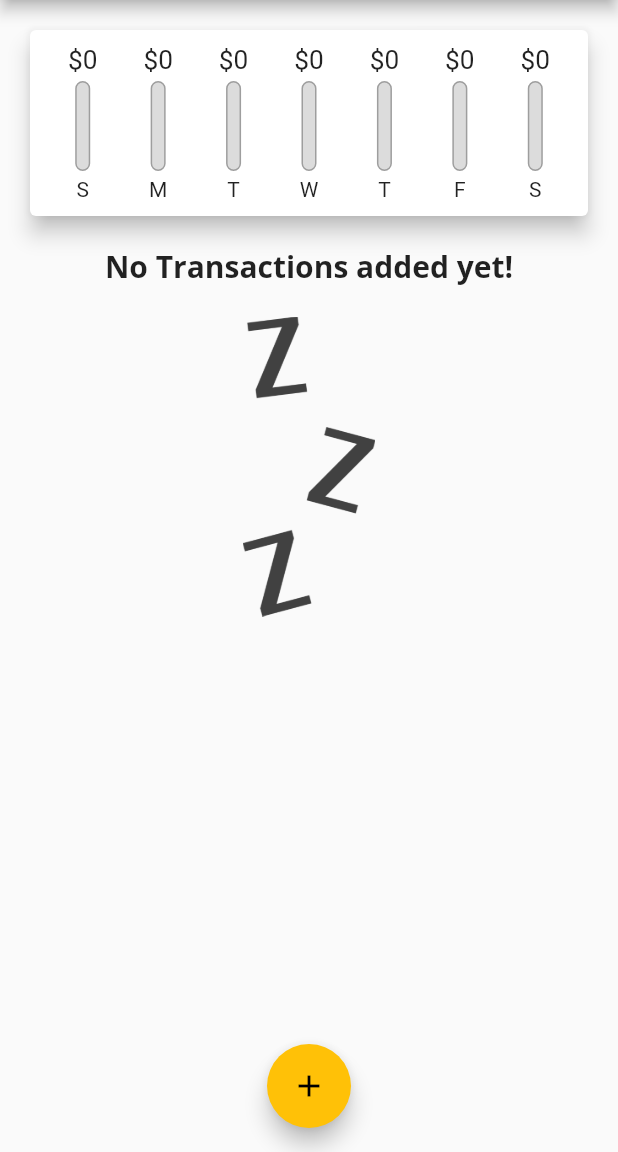
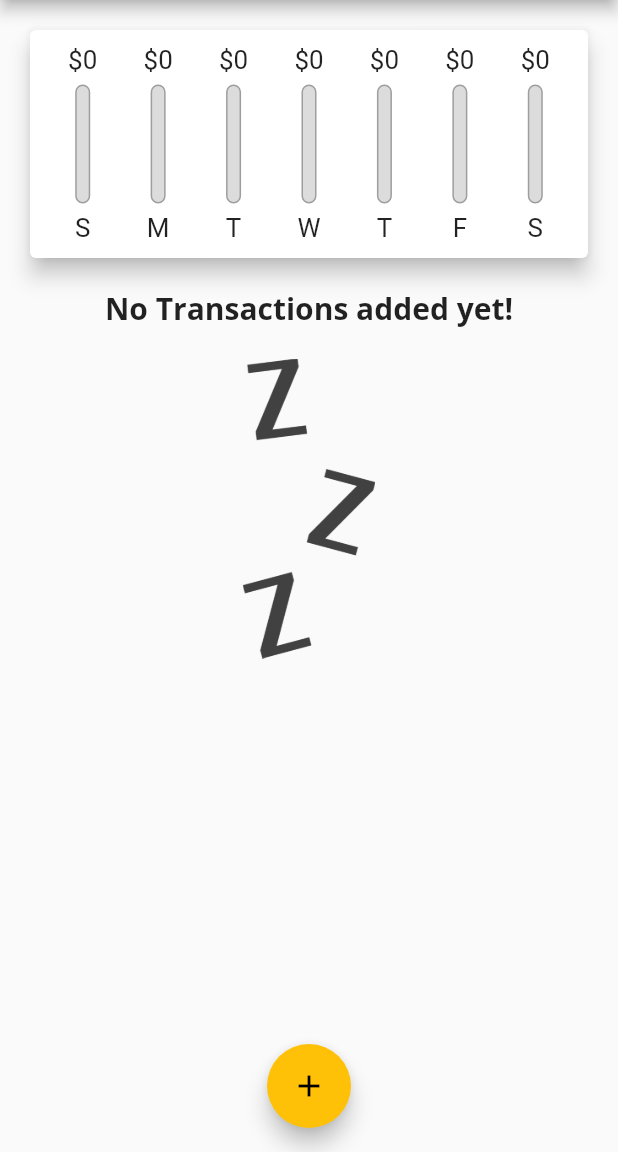
Before and after one commit to mcastre1/expense_planner_flutter, a Flutter app: the screen it shows after launch, on a phone screen of 412 x 824 dp, the part 84-1236 px from its top. Run offline on Flutter 3.47's test engine with Material 2 defaults, Android fonts, the phone set to English and light mode, and no system bars.

Commit message:
Responsiveness

```diff
--- a/lib/main.dart
+++ b/lib/main.dart
@@ -94,22 +94,24 @@ class _MyHomePageState extends State<MyHomePage> {
 
   @override
   Widget build(BuildContext context) {
-    return Scaffold(
-      appBar: AppBar(
+    final appBar = AppBar(
         title: Text("Personal Expenses"),
         actions: [
           IconButton(
               onPressed: () => startAddNewTransaction(context),
               icon: Icon(Icons.add)) // Button on app bar!
         ],
-      ),
+      );
+
+    return Scaffold(
+      appBar: appBar,
       body: SingleChildScrollView(
         child: Column(
           mainAxisAlignment: MainAxisAlignment.start,
           crossAxisAlignment: CrossAxisAlignment.stretch,
           children: <Widget>[
-            Chart(_recentTransactions),
-            TransactionList(_transactions, _deleteTransaction),
+            Container(height: (MediaQuery.of(context).size.height - appBar.preferredSize.height - MediaQuery.of(context).padding.top) * .25, child: Chart(_recentTransactions)),
+            Container(height: (MediaQuery.of(context).size.height - appBar.preferredSize.height - MediaQuery.of(context).padding.top) * .75, child: TransactionList(_transactions, _deleteTransaction)),
           ],
         ),
       ),
--- a/lib/widgets/chart.dart
+++ b/lib/widgets/chart.dart
@@ -20,8 +20,6 @@ class Chart extends StatelessWidget {
           totalSum += _transactions[i].amount;
         }
       }
-      print(DateFormat.E().format(weekDay));
-      print(totalSum);
 
       return {
         'day': DateFormat.E().format(weekDay).substring(0, 1),
@@ -38,8 +36,9 @@ class Chart extends StatelessWidget {
 
   @override
   Widget build(BuildContext context) {
-    print(groupedTransactionValues);
-    return Card(
+
+    return Container(
+      child: Card(
         elevation: 6,
         margin: EdgeInsets.all(20),
         child: Padding(
@@ -59,6 +58,7 @@ class Chart extends StatelessWidget {
             }).toList(),
           ),
         ),
+      ),
     );
   }
 }
--- a/lib/widgets/chart_bar.dart
+++ b/lib/widgets/chart_bar.dart
@@ -9,19 +9,21 @@ class ChartBar extends StatelessWidget {
 
   @override
   Widget build(BuildContext context) {
+    return LayoutBuilder(
+      builder: (ctx, constraint) {
         return Column(
           children: [
             Container(
-          height: 20,
+              height: constraint.maxHeight * 0.15,
               child: FittedBox(
                 child: Text('\$${spendingAmount.toStringAsFixed(0)}'),
               ),
             ),
             SizedBox(
-          height: 4,
+              height: constraint.maxHeight * .05,
             ),
             Container(
-          height: 60,
+              height: constraint.maxHeight * 0.6,
               width: 10,
               child: Stack(
                 children: [
@@ -45,10 +47,16 @@ class ChartBar extends StatelessWidget {
               ),
             ),
             SizedBox(
-          height: 4,
+              height: constraint.maxHeight * .05,
             ),
-        Text(label),
+            Container(
+                height: constraint.maxHeight * 0.15,
+                child: FittedBox(
+                  child: Text(label),
+                )),
           ],
+        );
+      },
     );
   }
 }
--- a/lib/widgets/transaction_list.dart
+++ b/lib/widgets/transaction_list.dart
@@ -12,7 +12,6 @@ class TransactionList extends StatelessWidget {
   @override
   Widget build(BuildContext context) {
     return Container(
-      height: 600,
       child: transactions.isEmpty
           ? Column(
               children: [
```
Lines whose indentation alone changed are shown as unchanged.
